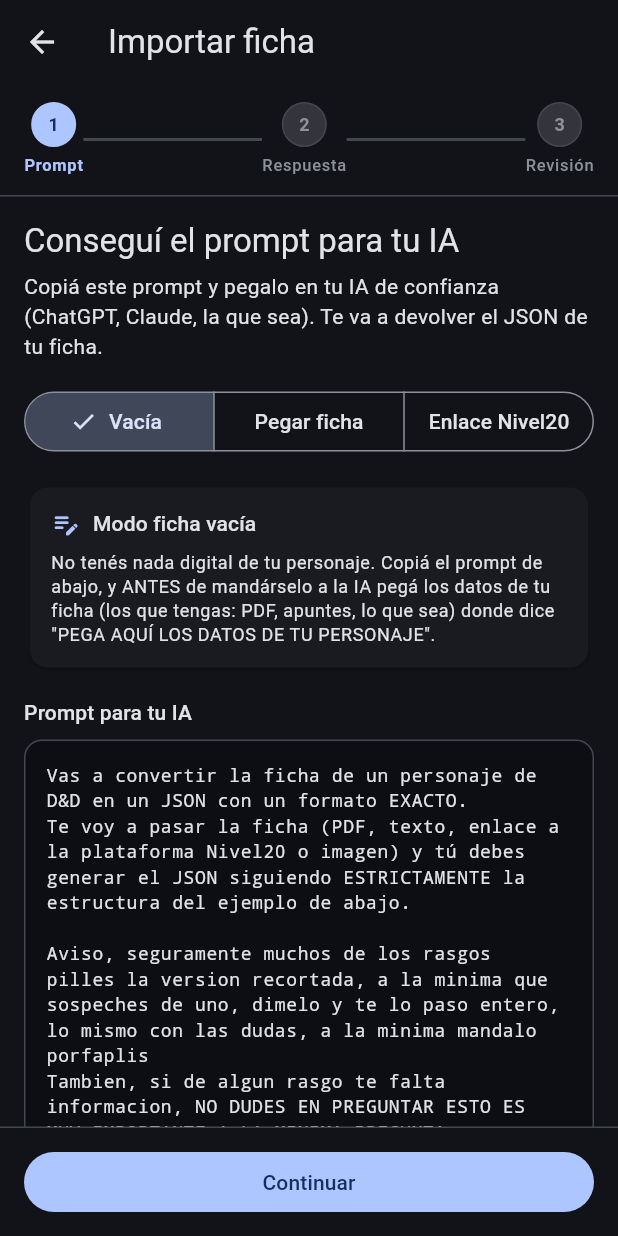
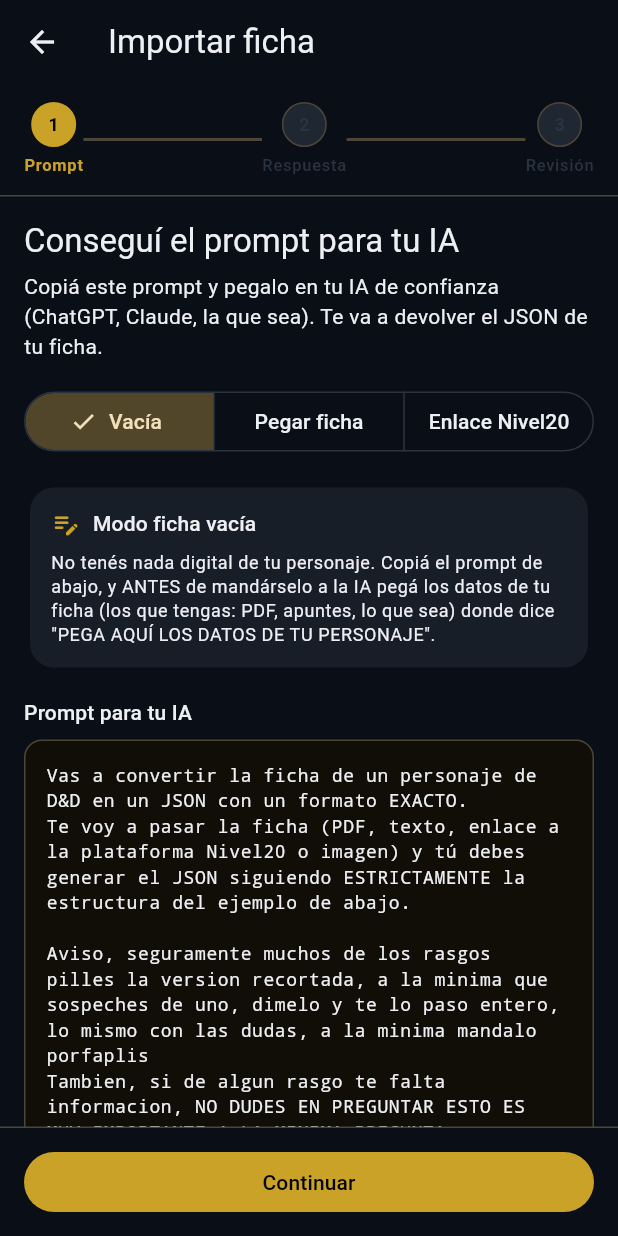
Before and after one commit to TheIronfoxX/EasyDnD, a Flutter app: the screen it shows after launch, after a tap on "Importar ficha con IA", on a phone screen of 412 x 824 dp. Run offline on Flutter 3.47's test engine with Material 3 defaults, Android fonts, the phone set to English and light mode, and no system bars; our stand-ins replace file_picker, shared_preferences.

Commit message:
Rework 6a: sistema de diseño — tokens, paleta semántica y SkinController

```diff
--- a/lib/app/easydnd_app.dart
+++ b/lib/app/easydnd_app.dart
@@ -4,39 +4,42 @@ import 'package:provider/provider.dart';
 import '../core/theme/app_theme.dart';
 import '../features/hud/startup_gate.dart';
 import '../state/character_store.dart';
+import '../state/skin_controller.dart';
 
 /// Raíz del árbol de widgets de EasyDnD.
 ///
-/// El CharacterStore vive acá (por encima del MaterialApp, así también
-/// lo ven las pantallas que se apilen encima) y se inyecta por valor con
-/// un ChangeNotifierProvider: lo construye y lo inicializa main() una
-/// sola vez, antes de pintar, y así las pantallas que lo miran con
-/// context.watch se re-renderizan cuando el roster cambia.
+/// El CharacterStore y el SkinController viven acá (por encima del
+/// MaterialApp, así también los ven las pantallas que se apilen encima)
+/// y se inyectan por valor con ChangeNotifierProvider: main() los
+/// construye e inicializa una sola vez, antes de pintar.
 ///
-/// Desde la Etapa 5 el home es la StartupGate: decide entre bienvenida
-/// (roster vacío) y HUD de combate (con fichas), y el estado "cargando"
-/// para cuando el store todavía no terminó init().
-///
-/// La Etapa 6 agrega acá el SkinController y el sistema de tokens de
-/// diseño.
+/// El SkinController se escucha para reconstruir MaterialApp cuando
+/// cambia el acento o el modo. La Etapa 6 completa (picker de skin) usa
+/// este mismo controlador.
 class EasyDnDApp extends StatelessWidget {
-  const EasyDnDApp({super.key, required this.store});
+  const EasyDnDApp({super.key, required this.store, required this.skin});
 
   final CharacterStore store;
+  final SkinController skin;
 
   @override
   Widget build(BuildContext context) {
-    return ChangeNotifierProvider<CharacterStore>.value(
-      value: store,
-      child: MaterialApp(
-        title: 'EasyDnD',
-        debugShowCheckedModeBanner: false,
-        theme: AppTheme.light(),
-        darkTheme: AppTheme.dark(),
-        // La app siempre arrancó en oscuro: lo dejamos explícito hasta que
-        // exista la preferencia persistida de tema (Etapa 6).
-        themeMode: ThemeMode.dark,
-        home: const StartupGate(),
+    return MultiProvider(
+      providers: [
+        ChangeNotifierProvider<CharacterStore>.value(value: store),
+        ChangeNotifierProvider<SkinController>.value(value: skin),
+      ],
+      child: Consumer<SkinController>(
+        builder: (context, skin, _) {
+          return MaterialApp(
+            title: 'EasyDnD',
+            debugShowCheckedModeBanner: false,
+            theme: AppTheme.light(accent: skin.accentColor),
+            darkTheme: AppTheme.dark(accent: skin.accentColor),
+            themeMode: skin.themeMode,
+            home: const StartupGate(),
+          );
+        },
       ),
     );
   }
--- a/lib/core/theme/app_theme.dart
+++ b/lib/core/theme/app_theme.dart
@@ -1,32 +1,112 @@
+// Tema de EasyDnD (Etapa 6): tokens de diseño + paleta semántica.
+//
+// Reemplaza el andamio de la Etapa 1. La fuente de verdad de los colores
+// es [AppPalette]; el acento (primary/secondary) lo elige el jugador vía
+// [SkinController]. Material 3 arma el resto de la paleta a partir del
+// acento con `ColorScheme.fromSeed`, y después pisamos las superficies
+// con nuestros roles para conservar el look de panel táctico.
+//
+// Regla de siempre: los widgets NO hardcodean colores. Leen
+// `Theme.of(context)` o `context.appColors` y este archivo decide.
+
 import 'package:flutter/material.dart';
 
-/// Tema base de la Etapa 1: lo mínimo para que toda la app tenga una
-/// apariencia coherente mientras se construye el resto del rework.
-///
-/// OJO: esto es andamio, no el design system. En la Etapa 6 este
-/// archivo se reemplaza por el sistema real (tokens de color, espaciado
-/// y tipografía, skins seleccionables y un ThemeExtension con los
-/// colores de fase). Hasta ese momento rige una regla: los widgets NO
-/// hardcodean colores — siempre salen de `Theme.of(context)`, para que
-/// el rework de estética no requiera tocar pantallas (la lección del
-/// modo claro roto de la app vieja).
+import 'app_palette.dart';
+import 'app_theme_colors.dart';
+import 'design_tokens.dart';
+
 class AppTheme {
   AppTheme._(); // clase estática: no se instancia.
 
-  /// Azul muy oscuro que la app vieja usaba de fondo (AppColors.background).
-  /// Sirve de semilla para que Material 3 genere la paleta completa en
-  /// ambos modos — un solo lugar para cambiar el ADN cromático.
-  static const Color _seed = Color(0xFF0A0E17);
+  /// Acento de fábrica: el sepia de la app vieja. Es el valor inicial
+  /// del skin hasta que el jugador elija otro.
+  static const Color defaultAccent = Color(0xFFC9A227);
 
-  static ThemeData light() => _fromSeed(Brightness.light);
-  static ThemeData dark() => _fromSeed(Brightness.dark);
+  static ThemeData light({Color accent = defaultAccent}) =>
+      build(brightness: Brightness.light, accent: accent);
 
-  static ThemeData _fromSeed(Brightness brightness) {
-    return ThemeData(
+  static ThemeData dark({Color accent = defaultAccent}) =>
+      build(brightness: Brightness.dark, accent: accent);
+
+  /// Tema completo para una luminosidad y un acento dados.
+  static ThemeData build({
+    required Brightness brightness,
+    Color accent = defaultAccent,
+  }) {
+    final palette = AppPalette.of(brightness);
+
+    // El acento lo elige el jugador: no podemos confiar en el onPrimary
+    // que inventa el seed. Lo resolvemos por contraste real.
+    final onAccent =
+        ThemeData.estimateBrightnessForColor(accent) == Brightness.dark
+        ? Colors.white
+        : Colors.black;
+
+    // El acento manda en primary/secondary; las superficies y textos
+    // salen de la paleta semántica, no del algoritmo de M3.
+    final scheme =
+        ColorScheme.fromSeed(
+          seedColor: accent,
+          brightness: brightness,
+        ).copyWith(
+          primary: accent,
+          onPrimary: onAccent,
+          secondary: accent,
+          onSecondary: onAccent,
+          surface: palette.surface,
+          onSurface: palette.textPrimary,
+          surfaceContainerHighest: palette.surfaceElevated,
+          onSurfaceVariant: palette.textSecondary,
+          outline: palette.border,
+          error: palette.danger,
+        );
+
+    final base = ThemeData(
       useMaterial3: true,
-      colorScheme: ColorScheme.fromSeed(
-        seedColor: _seed,
-        brightness: brightness,
+      brightness: brightness,
+      colorScheme: scheme,
+    );
+
+    return base.copyWith(
+      scaffoldBackgroundColor: palette.background,
+      appBarTheme: AppBarTheme(
+        backgroundColor: palette.background,
+        foregroundColor: palette.textPrimary,
+        surfaceTintColor: Colors.transparent,
+        elevation: 0,
+      ),
+      cardTheme: CardThemeData(
+        color: palette.surface,
+        surfaceTintColor: Colors.transparent,
+        elevation: 0,
+        shape: RoundedRectangleBorder(
+          borderRadius: BorderRadius.circular(AppRadii.lg),
+        ),
+      ),
+      navigationBarTheme: NavigationBarThemeData(
+        backgroundColor: palette.surface,
+        surfaceTintColor: Colors.transparent,
+        indicatorColor: accent.withValues(alpha: 0.18),
+        iconTheme: WidgetStateProperty.resolveWith((states) {
+          final selected = states.contains(WidgetState.selected);
+          return IconThemeData(
+            color: selected ? accent : palette.textSecondary,
+          );
+        }),
+        labelTextStyle: WidgetStateProperty.resolveWith((states) {
+          final selected = states.contains(WidgetState.selected);
+          return TextStyle(
+            color: selected ? accent : palette.textSecondary,
+            fontSize: 12,
+            fontWeight: selected ? FontWeight.w700 : FontWeight.w500,
+          );
+        }),
+      ),
+      dividerColor: palette.border,
+      extensions: [AppThemeColors.fromPalette(palette)],
+      textTheme: base.textTheme.apply(
+        bodyColor: palette.textPrimary,
+        displayColor: palette.textPrimary,
       ),
     );
   }
--- a/lib/main.dart
+++ b/lib/main.dart
@@ -5,10 +5,11 @@
 // reporting, orientación) vive en la capa que la necesita, no acá,
 // para que este archivo no vuelva a engordar nunca.
 //
-// Lo único que hace además de runApp: construir el CharacterStore con
-// su repositorio y cargarlo ANTES de pintar. Así ninguna pantalla ve un
-// roster a medio cargar (la migración del roster viejo también corre
-// acá, una sola vez por arranque).
+// Lo único que hace además de runApp: construir el CharacterStore y el
+// SkinController con sus repositorios y cargarlos ANTES de pintar. Así
+// ninguna pantalla ve un roster a medio cargar ni un flash de tema
+// incorrecto (la migración del roster viejo y de las preferencias de
+// skin también corren acá, una sola vez por arranque).
 
 import 'package:flutter/material.dart';
 import 'package:shared_preferences/shared_preferences.dart';
@@ -16,13 +17,15 @@ import 'package:shared_preferences/shared_preferences.dart';
 import 'app/easydnd_app.dart';
 import 'data/roster_repository.dart';
 import 'state/character_store.dart';
+import 'state/skin_controller.dart';
 
 Future<void> main() async {
   WidgetsFlutterBinding.ensureInitialized();
 
   final prefs = await SharedPreferences.getInstance();
   final store = CharacterStore(RosterRepository(prefs));
-  await store.init();
+  final skin = SkinController(prefs);
+  await Future.wait([store.init(), skin.init()]);
 
-  runApp(EasyDnDApp(store: store));
+  runApp(EasyDnDApp(store: store, skin: skin));
 }
--- /dev/null
+++ b/lib/state/skin_controller.dart
@@ -0,0 +1,90 @@
+// Controlador del skin de la app (Etapa 6): acento + modo claro/oscuro.
+//
+// Es el equivalente rework de ThemeNotifier de la app vieja, pero
+// separado del árbol de widgets: main() lo inicializa antes de pintar y
+// EasyDnDApp lo escucha para reconstruir MaterialApp.
+//
+// Persistencia con claves propias (`easydnd.skin.*`) y migración de las
+// claves legacy (`accent_color_argb` / `is_dark_mode`) en el primer
+// arranque: el jugador que venía de la app vieja conserva su acento y su
+// modo. Las claves viejas NO se borran (misma política que el roster).
+
+import 'package:flutter/material.dart';
+import 'package:shared_preferences/shared_preferences.dart';
+
+import '../core/theme/app_theme.dart';
+
+class SkinController extends ChangeNotifier {
+  SkinController(this._prefs);
+
+  /// Claves nuevas del rework.
+  static const String accentKey = 'easydnd.skin.accent.v1';
+  static const String darkModeKey = 'easydnd.skin.dark.v1';
+
+  /// Claves de la app vieja, solo para migrar una vez.
+  static const String legacyAccentKey = 'accent_color_argb';
+  static const String legacyDarkModeKey = 'is_dark_mode';
+
+  final SharedPreferences _prefs;
+
+  Color _accentColor = AppTheme.defaultAccent;
+  bool _isDarkMode = true; // la app siempre arrancó en oscuro
+  bool _isReady = false;
+
+  Color get accentColor => _accentColor;
+  bool get isDarkMode => _isDarkMode;
+  bool get isReady => _isReady;
+  ThemeMode get themeMode => _isDarkMode ? ThemeMode.dark : ThemeMode.light;
+
+  /// Tema resuelto para el modo actual. Lo usan tests y pantallas que
+  /// necesiten un ThemeData sin pasar por MaterialApp.
+  ThemeData get themeData => AppTheme.build(
+    brightness: _isDarkMode ? Brightness.dark : Brightness.light,
+    accent: _accentColor,
+  );
+
+  /// Recupera acento y modo guardados. Idempotente, como el init del
+  /// CharacterStore.
+  Future<void> init() async {
+    if (_isReady) return;
+
+    final storedAccent = _prefs.getInt(accentKey);
+    final legacyAccent = _prefs.getInt(legacyAccentKey);
+    if (storedAccent != null) {
+      _accentColor = Color(storedAccent);
+    } else if (legacyAccent != null) {
+      _accentColor = Color(legacyAccent);
+      await _prefs.setInt(accentKey, legacyAccent);
+    }
+
+    final storedMode = _prefs.getBool(darkModeKey);
+    final legacyMode = _prefs.getBool(legacyDarkModeKey);
+    if (storedMode != null) {
+      _isDarkMode = storedMode;
+    } else if (legacyMode != null) {
+      _isDarkMode = legacyMode;
+      await _prefs.setBool(darkModeKey, legacyMode);
+    }
+
+    _isReady = true;
+    notifyListeners();
+  }
+
+  /// Cambia el acento y lo persiste. Mismo color = no-op (ni notifica).
+  Future<void> setAccentColor(Color color) async {
+    if (_accentColor == color) return;
+    _accentColor = color;
+    notifyListeners();
+    await _prefs.setInt(accentKey, color.toARGB32());
+  }
+
+  /// Fija el modo claro/oscuro y lo persiste. Mismo valor = no-op.
+  Future<void> setDarkMode(bool value) async {
+    if (_isDarkMode == value) return;
+    _isDarkMode = value;
+    notifyListeners();
+    await _prefs.setBool(darkModeKey, value);
+  }
+
+  Future<void> toggleThemeMode() => setDarkMode(!_isDarkMode);
+}
```
Also changed, not shown: lib/core/theme/app_palette.dart (added, +60 -0 lines), lib/core/theme/app_theme_colors.dart (added, +78 -0 lines), lib/core/theme/design_tokens.dart (added, +33 -0 lines), lib/features/hud/hud_widgets.dart (+17 -7 lines), 5 other files.
